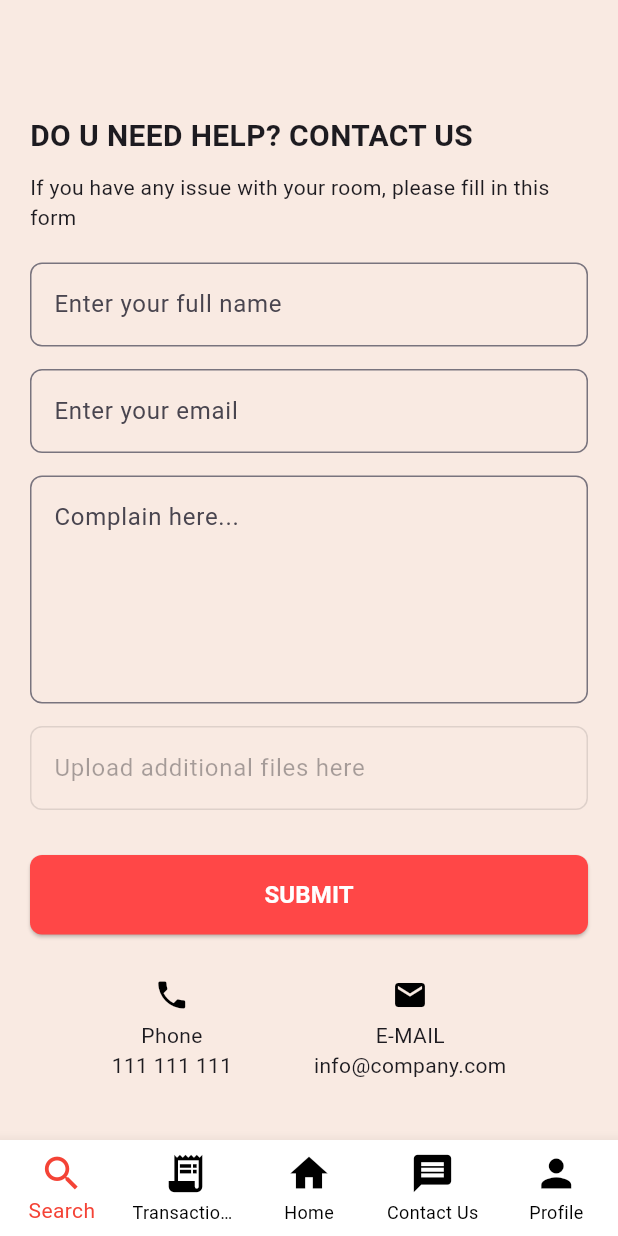
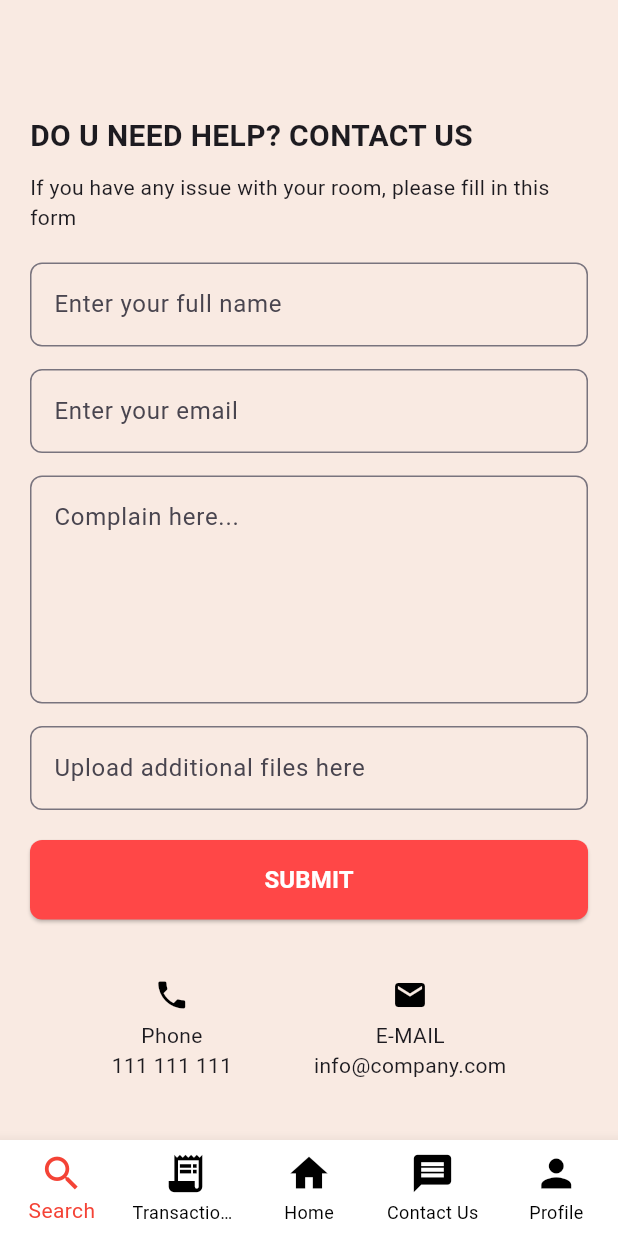
Before and after one commit to nrlfatiihah/OthegoApp, a Flutter app: the HelpContactPage screen opened directly, item 4 of the bottom bar chosen, on a phone screen of 412 x 824 dp. Run offline on Flutter 3.47's test engine with Material 3 defaults, Android fonts, the phone set to English and light mode, and no system bars; our stand-ins replace image_picker; missing offline and left inert: mysql1; accounts and stored records are empty.

```diff
--- a/lib/screens/complainpage.dart
+++ b/lib/screens/complainpage.dart
@@ -3,18 +3,20 @@ import 'package:flutter/services.dart';
 import 'package:othego_project/screens/homepage.dart';
 import 'package:othego_project/screens/profile.dart';
 import 'package:othego_project/screens/successfulcomplain.dart';
-import 'package:file_picker/file_picker.dart';
+import 'package:othego_project/screens/transactionhistory1.dart';
+
+
 
 void main() {
   runApp(const HelpContactPageApp());
 }
 
 class HelpContactPageApp extends StatelessWidget {
-  const HelpContactPageApp({super.key});
+  const HelpContactPageApp({Key? key}) : super(key: key);
 
   @override
   Widget build(BuildContext context) {
-    return const MaterialApp(
+    return MaterialApp(
       debugShowCheckedModeBanner: false,
       home: HelpContactPage(),
     );
@@ -30,23 +32,6 @@ class HelpContactPage extends StatefulWidget {
 
 class _HelpContactPageState extends State<HelpContactPage> {
   int _currentIndex = 0;
-  List<PlatformFile>? selectedFiles;
-
-  void pickFile() async {
-    final result = await FilePicker.platform.pickFiles(
-      allowMultiple: true,
-      type: FileType.custom,
-      allowedExtensions: ['pdf', 'docx', 'zip', 'png', 'jpg', 'jpeg', 'xml', 'webp'],
-    );
-
-    if (result == null) return;
-
-    setState(() {
-      selectedFiles = result.files; // Store all selected files in the list
-    });
-
-    // Optionally: Perform additional tasks such as uploading files to a server.
-  }
 
   @override
   Widget build(BuildContext context) {
@@ -105,21 +90,17 @@ class _HelpContactPageState extends State<HelpContactPage> {
               ),
             ),
             const SizedBox(height: 15),
-            GestureDetector(
-              onTap: pickFile, // Trigger the file picker when tapped
-              child: TextField(
-                enabled: false,
-                decoration: InputDecoration(
-                  hintText: "Upload additional files here",
-                  border: OutlineInputBorder(
-                    borderRadius: BorderRadius.circular(8.0),
-                  ),
+            TextField(
+              decoration: InputDecoration(
+                hintText: "Upload additional files here",
+                border: OutlineInputBorder(
+                  borderRadius: BorderRadius.circular(8.0),
                 ),
               ),
+              onTap: () {
+                // Implement file upload functionality here.
+              },
             ),
-            const SizedBox(height: 10),
-            if (selectedFiles != null && selectedFiles!.isNotEmpty)
-              ...selectedFiles!.map((file) => Text(file.name)),
             const SizedBox(height: 20),
             SizedBox(
               width: double.infinity,
@@ -127,7 +108,7 @@ class _HelpContactPageState extends State<HelpContactPage> {
                 onPressed: () {
                   Navigator.pushReplacement(
                     context,
-                    MaterialPageRoute(builder: (context) => const SuccessPage()),
+                    MaterialPageRoute(builder: (context) => SuccessPage()),
                   );
                 },
                 style: ElevatedButton.styleFrom(
@@ -191,7 +172,10 @@ class _HelpContactPageState extends State<HelpContactPage> {
             // Navigate to search room
           }
           if (index == 1) {
-            // Navigate to transaction history
+            Navigator.push(
+              context,
+              MaterialPageRoute(builder: (context) => const TransactionHistoryPage()),
+            );
           }
           if (index == 2) {
             Navigator.push(
@@ -202,7 +186,7 @@ class _HelpContactPageState extends State<HelpContactPage> {
           if (index == 3) {
             Navigator.push(
               context,
-              MaterialPageRoute(builder: (context) => const HelpContactPageApp()),
+            MaterialPageRoute(builder: (context) => HelpContactPageApp()),
             );
           }
           if (index == 4) {
--- a/pubspec.yaml
+++ b/pubspec.yaml
@@ -37,7 +37,7 @@ dependencies:
   # The following adds the Cupertino Icons font to your application.
   # Use with the CupertinoIcons class for iOS style icons.
   cupertino_icons: ^1.0.8
-  file_picker : ^8.1.7
+
 
   mysql1: ^0.19.2
 
```
Also changed, not shown: pubspec.lock.
